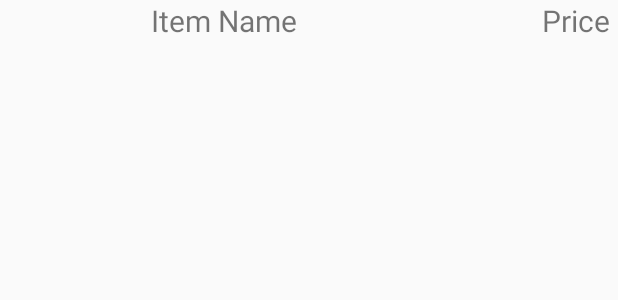
After one commit to ozcer/RunicHelper, an Android app: the layout ge_search_result_row.xml on its own in the app's theme, with its tools: preview values and no code run, on a phone screen of 412 x 824 dp. The commit adds this screen. Shown: the top 300 px of the screen. Run offline under Robolectric (Android 15) with nearby library versions, the phone set to English and light mode, and no system bars.

Commit message:
new GE item search page

```diff
--- a/app/src/main/AndroidManifest.xml
+++ b/app/src/main/AndroidManifest.xml
@@ -2,7 +2,7 @@
 <manifest xmlns:android="http://schemas.android.com/apk/res/android"
     package="ozcer.runichelper">
 
-    <uses-permission android:name="android.permission.INTERNET"/>
+    <uses-permission android:name="android.permission.INTERNET" />
 
     <application
         android:allowBackup="true"
@@ -19,7 +19,8 @@
             </intent-filter>
         </activity>
         <activity android:name=".NmzActivity" />
-        <activity android:name=".GeActivity"></activity>
+        <activity android:name=".GeActivity" />
+        <activity android:name=".GeSearchActivity"></activity>
     </application>
 
 </manifest>
--- /dev/null
+++ b/app/src/main/res/layout/ge_search_result_row.xml
@@ -0,0 +1,41 @@
+<?xml version="1.0" encoding="utf-8"?>
+<RelativeLayout xmlns:android="http://schemas.android.com/apk/res/android"
+    android:orientation="horizontal"
+    android:layout_width="match_parent"
+    android:layout_height="match_parent"
+    android:paddingLeft="5dp"
+    android:paddingRight="5dp"
+    >
+
+    <ImageView
+        android:id="@+id/geSearch_itemImage"
+        android:layout_width="128px"
+        android:layout_height="128px"
+        android:layout_marginRight="10dp"
+        />
+
+    <TextView
+        android:id="@+id/geSearch_itemPrice"
+        android:layout_width="wrap_content"
+        android:layout_height="wrap_content"
+        android:text="Price"
+        android:textSize="20dp"
+        android:layout_alignParentRight="true"
+        />
+
+    <TextView
+        android:id="@+id/geSearch_itemName"
+        android:layout_width="match_parent"
+        android:layout_height="match_parent"
+
+        android:layout_toRightOf="@id/geSearch_itemImage"
+        android:layout_toLeftOf="@id/geSearch_itemPrice"
+        android:text="Item Name"
+        android:textSize="20dp"
+        />
+
+
+
+
+
+</RelativeLayout>
```
Also changed, not shown: app/src/main/java/ozcer/runichelper/GeActivity.java (+4 -108 lines), app/src/main/java/ozcer/runichelper/GeSearchActivity.java (added, +142 -0 lines), app/src/main/java/ozcer/runichelper/GeSearchResultAdapter.java (added, +50 -0 lines), app/src/main/java/ozcer/runichelper/TrendListAdapter.java (+4 -4 lines), app/src/main/res/layout/activity_ge.xml (+0 -11 lines), app/src/main/res/layout/activity_ge_search.xml (added, +29 -0 lines).
